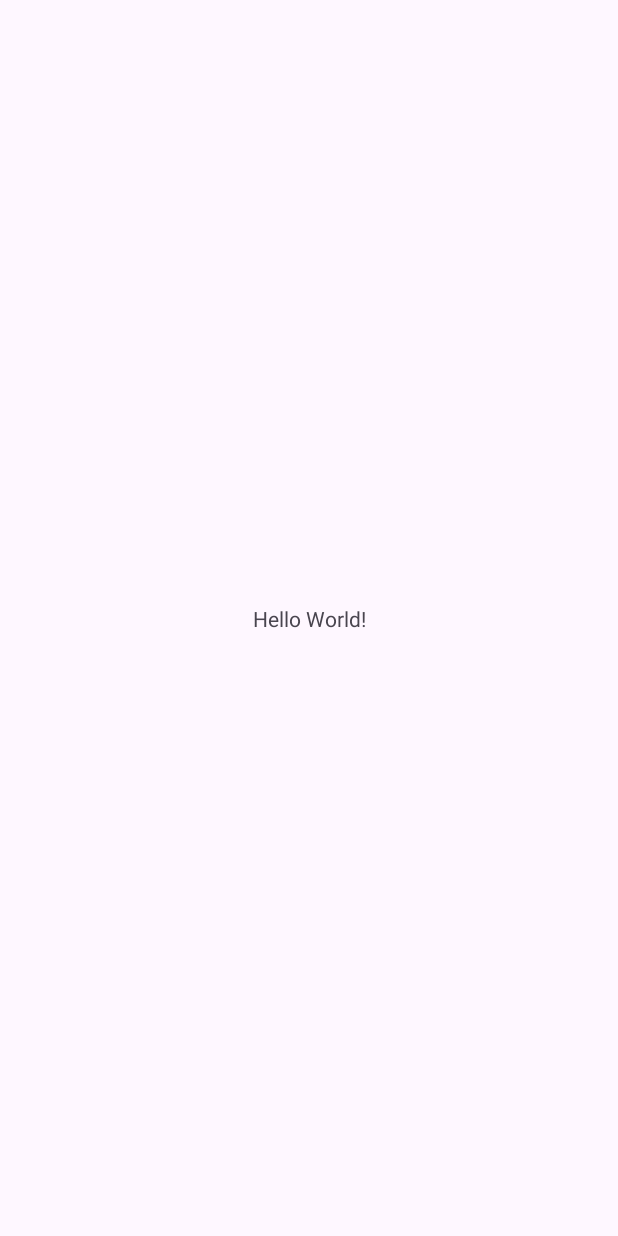
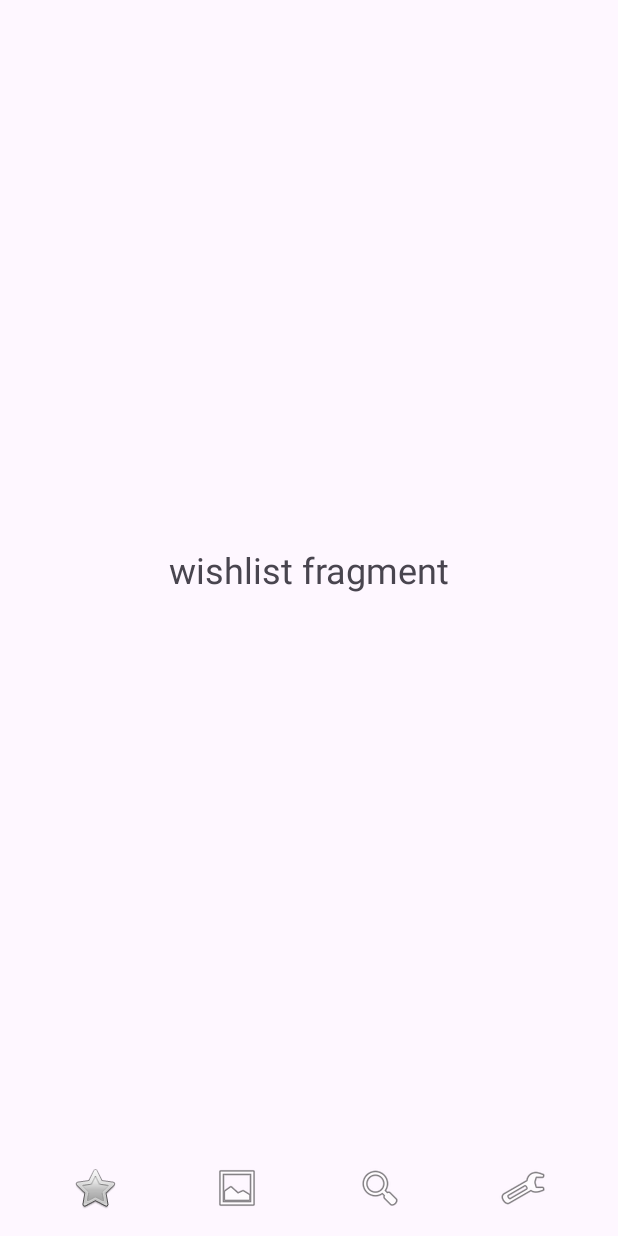
Before and after one commit to ujjawalTHEBATMAN/CTOnlineBookstore2, an Android app: the screen it shows after launch (MainActivity), on a phone screen of 412 x 824 dp. Before the commit the screen is almost empty. Run offline under Robolectric (Android 15) with nearby library versions, the phone set to English and light mode, and no system bars.

Commit message:
add fragments for wishlist, cart, search, and settings

```diff
--- a/app/src/main/AndroidManifest.xml
+++ b/app/src/main/AndroidManifest.xml
@@ -28,6 +28,8 @@
             android:name=".MainActivity"
             android:exported="true" />
 
+
+
     </application>
 
 </manifest>
--- a/app/src/main/java/com/example/ctonlinebookstore/MainActivity.java
+++ b/app/src/main/java/com/example/ctonlinebookstore/MainActivity.java
@@ -1,24 +1,77 @@
 package com.example.ctonlinebookstore;
 
 import android.os.Bundle;
+import android.view.View;
+import android.widget.ImageButton;
 
 import androidx.activity.EdgeToEdge;
 import androidx.appcompat.app.AppCompatActivity;
 import androidx.core.graphics.Insets;
 import androidx.core.view.ViewCompat;
 import androidx.core.view.WindowInsetsCompat;
+import androidx.fragment.app.Fragment;
+import androidx.fragment.app.FragmentManager;
+import androidx.fragment.app.FragmentTransaction;
 
-public class MainActivity extends AppCompatActivity {
+public class MainActivity extends AppCompatActivity implements View.OnClickListener {
+    private ImageButton wishlistBtn, cartBtn, searchBtn, settingsBtn;
 
     @Override
     protected void onCreate(Bundle savedInstanceState) {
         super.onCreate(savedInstanceState);
         EdgeToEdge.enable(this);
         setContentView(R.layout.activity_main);
+
+        // buttons init process
+        wishlistBtn = findViewById(R.id.wishlistButton);
+        cartBtn = findViewById(R.id.cartButton);
+        searchBtn = findViewById(R.id.searchButton);
+        settingsBtn = findViewById(R.id.settingsButton);
+
+        // button click event
+        wishlistBtn.setOnClickListener(this);
+        cartBtn.setOnClickListener(this);
+        searchBtn.setOnClickListener(this);
+        settingsBtn.setOnClickListener(this);
+
         ViewCompat.setOnApplyWindowInsetsListener(findViewById(R.id.main), (v, insets) -> {
             Insets systemBars = insets.getInsets(WindowInsetsCompat.Type.systemBars());
             v.setPadding(systemBars.left, systemBars.top, systemBars.right, systemBars.bottom);
             return insets;
         });
+
+        // load default fragment process
+        loadFragment(new WishlistFragment());
+    }
+
+    @Override
+    public void onClick(View view) {
+        int id = view.getId();
+
+        try {
+            if (id == R.id.wishlistButton) {
+                loadFragment(new WishlistFragment());
+            } else if (id == R.id.cartButton) {
+                loadFragment(new CartFragment());
+            } else if (id == R.id.searchButton) {
+                loadFragment(new SearchFragment());
+            } else if (id == R.id.settingsButton) {
+                loadFragment(new SettingsFragment());
+            }
+        } catch (Exception e) {
+            e.printStackTrace();
+        }
+    }
+
+    private void loadFragment(Fragment fragment) {
+        try {
+            FragmentManager fragmentManager = getSupportFragmentManager();
+            FragmentTransaction transaction = fragmentManager.beginTransaction();
+            transaction.replace(R.id.fragment_container, fragment);
+            transaction.addToBackStack(null);
+            transaction.commit();
+        } catch (Exception e) {
+            e.printStackTrace();
+        }
     }
 }
--- /dev/null
+++ b/app/src/main/java/com/example/ctonlinebookstore/WishlistFragment.java
@@ -0,0 +1,22 @@
+package com.example.ctonlinebookstore;
+
+import android.os.Bundle;
+import android.view.LayoutInflater;
+import android.view.View;
+import android.view.ViewGroup;
+
+import androidx.fragment.app.Fragment;
+
+public class WishlistFragment extends Fragment {
+
+    public WishlistFragment() {
+        // Required empty public constructor
+    }
+
+    @Override
+    public View onCreateView(LayoutInflater inflater, ViewGroup container,
+                             Bundle savedInstanceState) {
+        // Inflate the layout for this fragment
+        return inflater.inflate(R.layout.fragment_wishlist, container, false);
+    }
+}
--- a/app/src/main/res/layout/activity_main.xml
+++ b/app/src/main/res/layout/activity_main.xml
@@ -7,13 +7,57 @@
     android:layout_height="match_parent"
     tools:context=".MainActivity">
 
-    <TextView
-        android:layout_width="wrap_content"
-        android:layout_height="wrap_content"
-        android:text="Hello World!"
-        app:layout_constraintBottom_toBottomOf="parent"
-        app:layout_constraintEnd_toEndOf="parent"
-        app:layout_constraintStart_toStartOf="parent"
+    <FrameLayout
+        android:id="@+id/fragment_container"
+        android:layout_width="match_parent"
+        android:layout_height="0dp"
+        app:layout_constraintBottom_toTopOf="@+id/navigationBar"
         app:layout_constraintTop_toTopOf="parent" />
 
+    <LinearLayout
+        android:id="@+id/navigationBar"
+        android:layout_width="match_parent"
+        android:layout_height="wrap_content"
+        android:orientation="horizontal"
+        android:padding="16dp"
+        app:layout_constraintBottom_toBottomOf="parent">
+
+        <ImageButton
+            android:id="@+id/wishlistButton"
+            android:layout_width="0dp"
+            android:layout_height="wrap_content"
+            android:layout_weight="1"
+            android:background="?attr/selectableItemBackground"
+            android:contentDescription="Wishlist"
+            android:src="@android:drawable/btn_star" />
+
+        <ImageButton
+            android:id="@+id/cartButton"
+            android:layout_width="0dp"
+            android:layout_height="wrap_content"
+            android:layout_weight="1"
+            android:background="?attr/selectableItemBackground"
+            android:contentDescription="Cart"
+            android:src="@android:drawable/ic_menu_gallery" />
+
+        <ImageButton
+            android:id="@+id/searchButton"
+            android:layout_width="0dp"
+            android:layout_height="wrap_content"
+            android:layout_weight="1"
+            android:background="?attr/selectableItemBackground"
+            android:contentDescription="Search"
+            android:src="@android:drawable/ic_menu_search" />
+
+        <ImageButton
+            android:id="@+id/settingsButton"
+            android:layout_width="0dp"
+            android:layout_height="wrap_content"
+            android:layout_weight="1"
+            android:background="?attr/selectableItemBackground"
+            android:contentDescription="Settings"
+            android:src="@android:drawable/ic_menu_manage" />
+
+    </LinearLayout>
+
 </androidx.constraintlayout.widget.ConstraintLayout>
--- /dev/null
+++ b/app/src/main/res/layout/fragment_wishlist.xml
@@ -0,0 +1,15 @@
+<?xml version="1.0" encoding="utf-8"?>
+<FrameLayout xmlns:android="http://schemas.android.com/apk/res/android"
+    xmlns:tools="http://schemas.android.com/tools"
+    android:layout_width="match_parent"
+    android:layout_height="match_parent"
+    tools:context=".WishlistFragment">
+
+    <TextView
+        android:layout_width="match_parent"
+        android:layout_height="match_parent"
+        android:gravity="center"
+        android:text="wishlist fragment"
+        android:textSize="24sp" />
+
+</FrameLayout>
```
Also changed, not shown: app/src/main/java/com/example/ctonlinebookstore/CartFragment.java (added, +22 -0 lines), app/src/main/java/com/example/ctonlinebookstore/HomeFragment.java (added, +16 -0 lines), app/src/main/java/com/example/ctonlinebookstore/SearchFragment.java (added, +22 -0 lines), app/src/main/java/com/example/ctonlinebookstore/SettingsFragment.java (added, +22 -0 lines), app/src/main/res/layout/fragment_cart.xml (added, +15 -0 lines), app/src/main/res/layout/fragment_home.xml (added, +91 -0 lines), app/src/main/res/layout/fragment_search.xml (added, +15 -0 lines), app/src/main/res/layout/fragment_settings.xml (added, +15 -0 lines).
